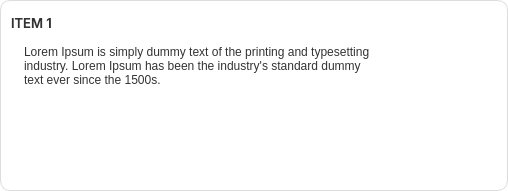
Old version of the form CAI_PyQt/CAI_Admin/UI/CardQuiz.ui in the repository CPG19040/CPG19040.
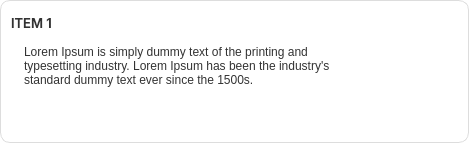
New version of the form. Icons and pictures are not drawn.

What changed in the file:
```diff
--- a/CAI_PyQt/CAI_Admin/UI/CardQuiz.ui
+++ b/CAI_PyQt/CAI_Admin/UI/CardQuiz.ui
@@ -6,10 +6,28 @@
    <rect>
     <x>0</x>
     <y>0</y>
-    <width>508</width>
-    <height>191</height>
+    <width>469</width>
+    <height>143</height>
    </rect>
   </property>
+  <property name="sizePolicy">
+   <sizepolicy hsizetype="Preferred" vsizetype="Minimum">
+    <horstretch>0</horstretch>
+    <verstretch>0</verstretch>
+   </sizepolicy>
+  </property>
+  <property name="minimumSize">
+   <size>
+    <width>0</width>
+    <height>143</height>
+   </size>
+  </property>
+  <property name="maximumSize">
+   <size>
+    <width>500</width>
+    <height>500</height>
+   </size>
+  </property>
   <property name="windowTitle">
    <string>Form</string>
   </property>
@@ -31,6 +49,18 @@
    </property>
    <item>
     <widget class="QFrame" name="Card">
+     <property name="sizePolicy">
+      <sizepolicy hsizetype="Preferred" vsizetype="Minimum">
+       <horstretch>0</horstretch>
+       <verstretch>0</verstretch>
+      </sizepolicy>
+     </property>
+     <property name="minimumSize">
+      <size>
+       <width>0</width>
+       <height>143</height>
+      </size>
+     </property>
      <property name="styleSheet">
       <string notr="true">#Card {
 	font: 10pt &quot;Inter&quot;;
@@ -52,6 +82,18 @@
      <layout class="QHBoxLayout" name="horizontalLayout_2">
       <item>
        <widget class="QFrame" name="frame_2">
+        <property name="sizePolicy">
+         <sizepolicy hsizetype="Preferred" vsizetype="Minimum">
+          <horstretch>0</horstretch>
+          <verstretch>0</verstretch>
+         </sizepolicy>
+        </property>
+        <property name="minimumSize">
+         <size>
+          <width>0</width>
+          <height>50</height>
+         </size>
+        </property>
         <property name="frameShape">
          <enum>QFrame::StyledPanel</enum>
         </property>
@@ -98,6 +140,24 @@
          </item>
          <item>
           <widget class="QLabel" name="label_question">
+           <property name="sizePolicy">
+            <sizepolicy hsizetype="Preferred" vsizetype="Preferred">
+             <horstretch>0</horstretch>
+             <verstretch>0</verstretch>
+            </sizepolicy>
+           </property>
+           <property name="minimumSize">
+            <size>
+             <width>0</width>
+             <height>50</height>
+            </size>
+           </property>
+           <property name="maximumSize">
+            <size>
+             <width>500</width>
+             <height>500</height>
+            </size>
+           </property>
            <property name="styleSheet">
             <string notr="true">padding: 0px 10px 0px;</string>
            </property>
```
